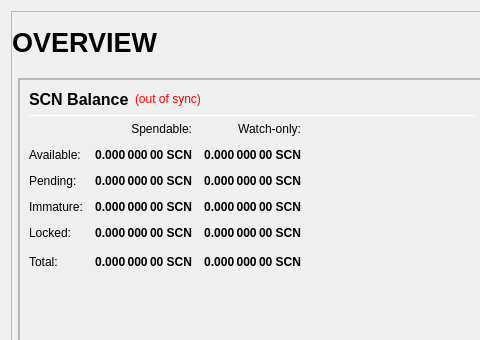
The window that src/qt/forms/overviewpage.ui (Salvage-Ex/Salvage) describes before a commit, drawn with Qt 5; both pictures show x 0 to 480 and y 0 to 340 of the 978 by 841 pixel window.
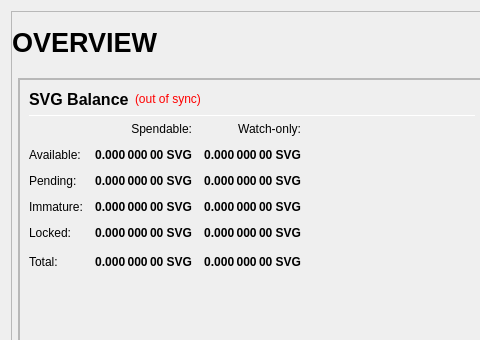
The same window after the commit.

Patch:
```diff
--- a/src/qt/forms/overviewpage.ui
+++ b/src/qt/forms/overviewpage.ui
@@ -240,7 +240,7 @@
                           </font>
                          </property>
                          <property name="text">
-                          <string>SCN Balance</string>
+                          <string>SVG Balance</string>
                          </property>
                         </widget>
                        </item>
@@ -344,7 +344,7 @@
                           <string>Your current spendable balance</string>
                          </property>
                          <property name="text">
-                          <string notr="true">0.000 000 00 SCN</string>
+                          <string notr="true">0.000 000 00 SVG</string>
                          </property>
                          <property name="alignment">
                           <set>Qt::AlignRight|Qt::AlignTrailing|Qt::AlignVCenter</set>
@@ -369,7 +369,7 @@
                           <string>Your current balance in watch-only addresses</string>
                          </property>
                          <property name="text">
-                          <string notr="true">0.000 000 00 SCN</string>
+                          <string notr="true">0.000 000 00 SVG</string>
                          </property>
                          <property name="alignment">
                           <set>Qt::AlignRight|Qt::AlignTrailing|Qt::AlignVCenter</set>
@@ -401,7 +401,7 @@
                           <string>Total of transactions that have yet to be confirmed, and do not yet count toward the spendable balance</string>
                          </property>
                          <property name="text">
-                          <string notr="true">0.000 000 00 SCN</string>
+                          <string notr="true">0.000 000 00 SVG</string>
                          </property>
                          <property name="alignment">
                           <set>Qt::AlignRight|Qt::AlignTrailing|Qt::AlignVCenter</set>
@@ -426,7 +426,7 @@
                           <string>Unconfirmed transactions to watch-only addresses</string>
                          </property>
                          <property name="text">
-                          <string notr="true">0.000 000 00 SCN</string>
+                          <string notr="true">0.000 000 00 SVG</string>
                          </property>
                          <property name="alignment">
                           <set>Qt::AlignRight|Qt::AlignTrailing|Qt::AlignVCenter</set>
@@ -458,7 +458,7 @@
                           <string>Staked or masternode rewards that has not yet matured</string>
                          </property>
                          <property name="text">
-                          <string notr="true">0.000 000 00 SCN</string>
+                          <string notr="true">0.000 000 00 SVG</string>
                          </property>
                          <property name="alignment">
                           <set>Qt::AlignRight|Qt::AlignTrailing|Qt::AlignVCenter</set>
@@ -483,7 +483,7 @@
                           <string>Staked or masternode rewards in watch-only addresses that has not yet matured</string>
                          </property>
                          <property name="text">
-                          <string notr="true">0.000 000 00 SCN</string>
+                          <string notr="true">0.000 000 00 SVG</string>
                          </property>
                          <property name="alignment">
                           <set>Qt::AlignRight|Qt::AlignTrailing|Qt::AlignVCenter</set>
@@ -518,7 +518,7 @@
                           <string>Locked SCN or Masternode collaterals</string>
                          </property>
                          <property name="text">
-                          <string notr="true">0.000 000 00 SCN</string>
+                          <string notr="true">0.000 000 00 SVG</string>
                          </property>
                          <property name="alignment">
                           <set>Qt::AlignRight|Qt::AlignTrailing|Qt::AlignVCenter</set>
@@ -543,7 +543,7 @@
                           <string>Current locked balance in watch-only addresses</string>
                          </property>
                          <property name="text">
-                          <string notr="true">0.000 000 00 SCN</string>
+                          <string notr="true">0.000 000 00 SVG</string>
                          </property>
                          <property name="alignment">
                           <set>Qt::AlignRight|Qt::AlignTrailing|Qt::AlignVCenter</set>
@@ -578,7 +578,7 @@
                           <string>Your current SCN balance, unconfirmed and immature transactions included</string>
                          </property>
                          <property name="text">
-                          <string notr="true">0.000 000 00 SCN</string>
+                          <string notr="true">0.000 000 00 SVG</string>
                          </property>
                          <property name="alignment">
                           <set>Qt::AlignRight|Qt::AlignTrailing|Qt::AlignVCenter</set>
@@ -603,7 +603,7 @@
                           <string>Current total balance in watch-only addresses</string>
                          </property>
                          <property name="text">
-                          <string notr="true">0.000 000 00 SCN</string>
+                          <string notr="true">0.000 000 00 SVG</string>
                          </property>
                          <property name="alignment">
                           <set>Qt::AlignRight|Qt::AlignTrailing|Qt::AlignVCenter</set>
```
Left out of the diff: 10 changed lines with no effect on the pictures.
